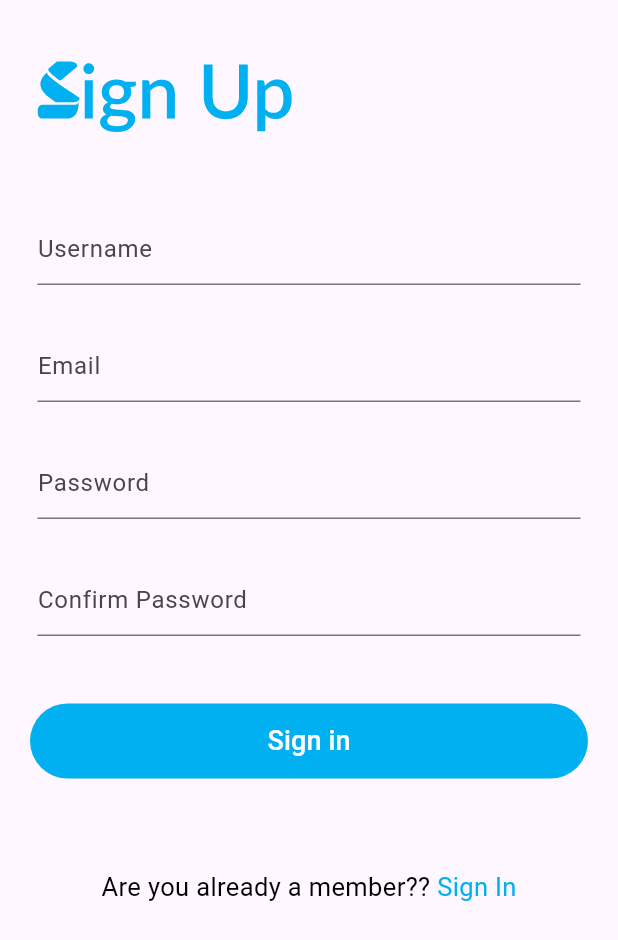
After one commit to bcr2001/motion, a Flutter app: the screen it shows after launch, after a tap on "Sign in", after a tap on "Register Here", on a phone screen of 412 x 824 dp. The commit adds this screen. Shown: the top 940 px of the screen. Run offline on Flutter 3.47's test engine with Material 2 defaults, Android fonts, the phone set to English and light mode, and no system bars; our stand-ins replace cloud_firestore, firebase_auth, firebase_core, flutter_svg, logger, shared_preferences; accounts and stored records are empty; network calls fail.

Commit message:
made the sign up UI and integrated the sign in UI with the backend allowing users to sign into the account

```diff
--- a/lib/main.dart
+++ b/lib/main.dart
@@ -1,18 +1,21 @@
+import 'package:firebase_core/firebase_core.dart';
 import 'package:flutter/material.dart';
+import 'package:motion/firebase_options.dart';
 import 'package:motion/motion_providers/theme_mode_provider.dart';
-import 'package:motion/motion_screens/settings_page.dart';
 import 'package:provider/provider.dart';
 import 'package:flutter_svg/flutter_svg.dart';
 import 'package:motion/motion_routes/home_route.dart';
 import 'motion_providers/zen_quotes_provider.dart';
 import 'motion_routes/motion_route.dart';
-import 'motion_screens/about_page.dart';
 import 'motion_themes/widget_bg_color.dart';
 import 'motion_themes/motion_text_styling.dart';
 import 'motion_routes/stats_route.dart';
+import 'motion_user/auth_page.dart';
 
 void main() async {
   WidgetsFlutterBinding.ensureInitialized();
+
+  await Firebase.initializeApp(options: DefaultFirebaseOptions.currentPlatform);
 
   // AppThemeModeProvider Instance
   final appThemeMode = AppThemeModeProvider();
@@ -25,7 +28,8 @@ void main() async {
   runApp(MultiProvider(
     providers: [
       ChangeNotifierProvider.value(value: appThemeMode),
-      ChangeNotifierProvider(create: (context)=>zenQuoteProvider)],
+      ChangeNotifierProvider(create: (context) => zenQuoteProvider)
+    ],
     child: const MainMotionApp(),
   ));
 }
@@ -43,6 +47,9 @@ class MainMotionApp extends StatelessWidget {
 
         // light mode theme data
         theme: ThemeData(
+          textTheme: TextTheme(
+            bodySmall: contentStyle()
+          ),
           appBarTheme: AppBarTheme(
             centerTitle: true,
             titleTextStyle: appTitleStyle,
@@ -70,7 +77,7 @@ class MainMotionApp extends StatelessWidget {
             ? ThemeMode.light
             : ThemeMode.dark,
 
-        home: const MainMotionHome(),
+        home: const AuthPage(),
       );
     });
   }
--- a/lib/motion_providers/theme_mode_provider.dart
+++ b/lib/motion_providers/theme_mode_provider.dart
@@ -1,9 +1,8 @@
 import 'package:flutter/material.dart';
+import 'package:motion/motion_reusable/reuseable.dart';
 import 'package:shared_preferences/shared_preferences.dart';
 import 'package:logger/logger.dart';
 
-// logger instance
-var logger = Logger();
 
 // app theme modes
 enum ThemeModeSettings { darkMode, lightMode }
--- a/lib/motion_screens/about_page.dart
+++ b/lib/motion_screens/about_page.dart
@@ -34,7 +34,7 @@ class AboutPage extends StatelessWidget {
                   padding: const EdgeInsets.only(top: 5, bottom: 5),
                   child: Text(
                     "Current App version 0.0.1.",
-                    style: contentStyle,
+                    style: contentStyle(),
                   ),
                 ),
                 // app description
@@ -43,7 +43,7 @@ class AboutPage extends StatelessWidget {
                   child: Text(
                     "Motion offers a user-friendly and effective solution for tracking and analyzing time, providing tools for seamless data collection, visual representation, and comprehensive reporting.",
                     textAlign: TextAlign.center,
-                    style: contentStyle,
+                    style: contentStyle(),
                   ),
                 ),
 
--- a/lib/motion_screens/settings_page.dart
+++ b/lib/motion_screens/settings_page.dart
@@ -18,7 +18,7 @@ class SettingsPage extends StatelessWidget {
       return ListTile(
         title: Text(
           "Theme",
-          style: contentStyle,
+          style: contentStyle(),
         ),
         subtitle: Text(themeValue.currentThemeModeName),
         trailing: Switch(
@@ -44,7 +44,7 @@ class SettingsPage extends StatelessWidget {
         onTap: settingsFunction,
         child: Text(
           settingsName,
-          style: contentStyle,
+          style: contentStyle(),
         ),
       ),
     );
--- a/lib/motion_themes/motion_text_styling.dart
+++ b/lib/motion_themes/motion_text_styling.dart
@@ -4,4 +4,13 @@ import 'package:flutter/material.dart';
 TextStyle appTitleStyle = const TextStyle(fontSize: 23, color: Color(0xFF00B0F0));
 
 // content text style
-TextStyle contentStyle = const TextStyle(fontSize: 17, fontWeight: FontWeight.w400);
+TextStyle contentStyle(
+    {double fontSize = 17,
+    FontWeight fontWeight = FontWeight.w400,
+    Color color = Colors.black}) {
+  return TextStyle(
+    fontSize: fontSize,
+    fontWeight: fontWeight,
+    color: color,
+  );
+}
--- a/lib/motion_themes/widget_bg_color.dart
+++ b/lib/motion_themes/widget_bg_color.dart
@@ -2,3 +2,6 @@ import 'package:flutter/material.dart';
 
 // dark theme widget background
 Color darkThemeWidgetBgColor = const Color(0xFF1A1D26);
+
+// main app theme color
+Color blueMainColor = const Color(0xFF00B0F0);
--- /dev/null
+++ b/lib/motion_user/appDirection.dart
@@ -0,0 +1,31 @@
+import 'package:flutter/material.dart';
+import 'package:motion/motion_user/sign_in_page.dart';
+import 'package:motion/motion_user/sign_up_page.dart';
+
+class AppDirection extends StatefulWidget {
+  const AppDirection({super.key});
+
+  @override
+  State<AppDirection> createState() => _AppDirectionState();
+}
+
+class _AppDirectionState extends State<AppDirection> {
+  // current screen
+  bool isSignInPage = true;
+
+  // toggle between sign in and sign up
+  void togglePages() {
+    setState(() {
+      isSignInPage = !isSignInPage;
+    });
+  }
+
+  @override
+  Widget build(BuildContext context) {
+    if (isSignInPage) {
+      return SignInPage(toSignUpPage: togglePages);
+    } else {
+      return SignUpPage(toSignInPage: togglePages);
+    }
+  }
+}
--- /dev/null
+++ b/lib/motion_user/auth_page.dart
@@ -0,0 +1,39 @@
+import 'package:firebase_auth/firebase_auth.dart';
+import 'package:flutter/material.dart';
+import 'package:motion/motion_routes/home_route.dart';
+import 'package:motion/motion_themes/widget_bg_color.dart';
+import 'appDirection.dart';
+
+class AuthPage extends StatelessWidget {
+  const AuthPage({super.key});
+
+  @override
+  Widget build(BuildContext context) {
+    return StreamBuilder(
+        stream: FirebaseAuth.instance.authStateChanges(),
+        builder: (context, snapshot) {
+          if (snapshot.connectionState == ConnectionState.waiting) {
+            return  Center(
+              child: CircularProgressIndicator(
+                color: blueMainColor,
+              ),
+            );
+          }
+
+          // error handling
+          else if (snapshot.hasError) {
+            return Text("error: ${snapshot.error}");
+          }
+
+          // user is signed in
+          else if (snapshot.hasData) {
+            return const MotionHomeRoute();
+          }
+
+          // user is not signed in
+          else {
+            return const AppDirection();
+          }
+        });
+  }
+}
--- /dev/null
+++ b/lib/motion_user/sign_in_page.dart
@@ -0,0 +1,197 @@
+import 'package:flutter/material.dart';
+import 'package:flutter_svg/flutter_svg.dart';
+import 'package:motion/motion_core/firebase_services.dart';
+import 'package:motion/motion_themes/motion_text_styling.dart';
+import 'package:motion/motion_themes/widget_bg_color.dart';
+
+// sign in screen when the user is signed out
+class SignInPage extends StatefulWidget {
+  final VoidCallback toSignUpPage;
+
+  const SignInPage({super.key, required this.toSignUpPage});
+
+  @override
+  State<SignInPage> createState() => _SignInPageState();
+}
+
+class _SignInPageState extends State<SignInPage> {
+  // form key
+  final _signInFormKey = GlobalKey<FormState>();
+
+  // text editing controllers
+  final TextEditingController _signInEmailController = TextEditingController();
+  final TextEditingController _signInPasswordController =
+      TextEditingController();
+
+  // dispose controller to free up resources
+  @override
+  void dispose() {
+    _signInEmailController.dispose();
+    _signInPasswordController.dispose();
+
+    super.dispose();
+  }
+
+  // sign in graphics
+  Widget _signInGraphics() {
+    return Align(
+      alignment: Alignment.topRight,
+      child:
+          SvgPicture.asset("assets/images/motion_icons/sign_in_graphics.svg"),
+    );
+  }
+
+  //welcome svg
+  Widget welcomeToMotion() {
+    return Padding(
+      padding: const EdgeInsets.symmetric(horizontal: 25),
+      child: Align(
+          alignment: Alignment.topLeft,
+          child:
+              SvgPicture.asset("assets/images/motion_icons/welcome_back.svg")),
+    );
+  }
+
+  // sign in button
+  Widget _signInButton({required VoidCallback onPressed}) {
+    return Padding(
+      padding: const EdgeInsets.symmetric(horizontal: 20, vertical: 30),
+      child: ElevatedButton(
+          style: ElevatedButton.styleFrom(
+            elevation: 0,
+            backgroundColor: blueMainColor,
+          ),
+          onPressed: onPressed,
+          child: SizedBox(
+            height: 50,
+            width: double.infinity,
+            child: Center(
+                child: Text(
+              "Sign in",
+              style: contentStyle(
+                  color: Colors.white,
+                  fontWeight: FontWeight.w500,
+                  fontSize: 18),
+            )),
+          )),
+    );
+  }
+
+  // multiple devices svg
+  Widget mulitpleDevicesSvg() {
+    return Center(
+      child: Column(
+        children: [
+          SvgPicture.asset("assets/images/motion_icons/devices.svg"),
+          Text(
+            "*motion on other devices coming soon!!",
+            style: contentStyle(fontSize: 11, color: Colors.black),
+          )
+        ],
+      ),
+    );
+  }
+
+  // sign-up option
+  Widget _bottomSignUpOption() {
+    return Padding(
+      padding: const EdgeInsets.symmetric(vertical: 30),
+      child: Row(
+        mainAxisAlignment: MainAxisAlignment.center,
+        children: [
+          Text(
+            "Are you not a member?",
+            style: contentStyle(),
+          ),
+          GestureDetector(
+            onTap: widget.toSignUpPage,
+            child: Text(
+              " Register Here",
+              style: contentStyle(color: blueMainColor),
+            ),
+          )
+        ],
+      ),
+    );
+  }
+
+  @override
+  Widget build(BuildContext context) {
+    return Scaffold(
+      body: SafeArea(
+        child: Form(
+          key: _signInFormKey,
+          child: SingleChildScrollView(
+            // Add this to handle overflow in case the keyboard covers the fields
+            child: Column(
+              children: [
+                // Graphics SVG,
+                _signInGraphics(),
+
+                // Welcome to motion SVG,
+                welcomeToMotion(),
+
+                // Email and password TextField,
+                // email text field
+                Padding(
+                  padding:
+                      const EdgeInsets.symmetric(horizontal: 25, vertical: 30),
+                  child: TextFormField(
+                    controller: _signInEmailController,
+                    decoration: const InputDecoration(hintText: "Email"),
+                    keyboardType: TextInputType.emailAddress,
+                    validator: (value) {
+                      if (value == null || value.isEmpty) {
+                        return "please enter an email";
+                      } else {
+                        // Regular expression for email validation
+                        String pattern =
+                            r'^[\w-]+(\.[\w-]+)*@([\w-]+\.)+[a-zA-Z]{2,7}$';
+                        RegExp regExp = RegExp(pattern);
+                        if (!regExp.hasMatch(value)) {
+                          return 'Enter a valid email';
+                        }
+                      }
+                      return null;
+                    },
+                  ),
+                ),
+
+                // password text field
+                Padding(
+                  padding: const EdgeInsets.symmetric(horizontal: 25),
+                  child: TextFormField(
+                    controller: _signInPasswordController,
+                    decoration: const InputDecoration(hintText: "Password"),
+                    obscureText: true,
+                    validator: (value) {
+                      if (value == null || value.isEmpty) {
+                        return "please enter a password";
+                      } else if (value.length < 6) {
+                        return "password must be more than 6 characters long";
+                      }
+                      return null;
+                    },
+                  ),
+                ),
+
+                // Sign In Button,
+                _signInButton(onPressed: () {
+                  if(_signInFormKey.currentState!.validate()){
+                    AuthServices.signInUser(context, userEmail: _signInEmailController.text.trim(), userPassword: _signInPasswordController.text.trim());
+                  }
+                }),
+
+                // Devices svg,
+                mulitpleDevicesSvg(),
+
+                // Sign Up Option
+                _bottomSignUpOption(),
+              ],
+            ),
+          ),
+        ),
+      ),
+    );
+  }
+}
--- /dev/null
+++ b/lib/motion_user/sign_up_page.dart
@@ -0,0 +1,172 @@
+import 'package:flutter/material.dart';
+import 'package:flutter_svg/flutter_svg.dart';
+import 'package:motion/motion_themes/motion_text_styling.dart';
+import 'package:motion/motion_themes/widget_bg_color.dart';
+
+// sign up page when I new user wants to sign up
+class SignUpPage extends StatefulWidget {
+  final VoidCallback toSignInPage;
+
+  const SignUpPage({super.key, required this.toSignInPage});
+
+  @override
+  State<SignUpPage> createState() => _SignUpPageState();
+}
+
+class _SignUpPageState extends State<SignUpPage> {
+  // form key
+  final _signUpFormKey = GlobalKey<FormState>();
+
+
+  // text editing controllers
+  final TextEditingController _userNameController = TextEditingController();
+  final TextEditingController _signUpEmailController = TextEditingController();
+  final TextEditingController _signUpPasswordController =
+      TextEditingController();
+  final TextEditingController _signUpConfirmPasswordController =
+      TextEditingController();
+
+
+  // dispose controller to free up resources
+  @override
+  void dispose() {
+    _userNameController.dispose();
+    _signUpEmailController.dispose();
+    _signUpPasswordController.dispose();
+    _signUpConfirmPasswordController.dispose();
+
+    super.dispose();
+  }
+
+
+  // sign up graphics
+  Widget _signUpGraphics() {
+    return Padding(
+      padding: const EdgeInsets.symmetric(vertical: 30, horizontal: 25),
+      child: Align(
+        alignment: Alignment.topLeft,
+        child:
+            SvgPicture.asset("assets/images/motion_icons/sign_up_graphics.svg"),
+      ),
+    );
+  }
+
+
+  // sign up button
+  Widget _signUpButton({required VoidCallback onPressed}) {
+    return Padding(
+      padding: const EdgeInsets.symmetric(horizontal: 20, vertical: 30),
+      child: ElevatedButton(
+          style: ElevatedButton.styleFrom(
+            elevation: 0,
+            backgroundColor: blueMainColor,
+          ),
+          onPressed: onPressed,
+          child: SizedBox(
+            height: 50,
+            width: double.infinity,
+            child: Center(
+                child: Text(
+              "Sign in",
+              style: contentStyle(
+                  color: Colors.white,
+                  fontWeight: FontWeight.w500,
+                  fontSize: 18),
+            )),
+          )),
+    );
+  }
+
+
+  // sign-in option
+  Widget _bottomSignInOption() {
+    return Padding(
+      padding: const EdgeInsets.symmetric(vertical: 30),
+      child: Row(
+        mainAxisAlignment: MainAxisAlignment.center,
+        children: [
+          Text(
+            "Are you already a member??",
+            style: contentStyle(),
+          ),
+          GestureDetector(
+            onTap: widget.toSignInPage,
+            child: Text(
+              " Sign In",
+              style: contentStyle(color: blueMainColor),
+            ),
+          )
+        ],
+      ),
+    );
+  }
+
+  @override
+  Widget build(BuildContext context) {
+    return Scaffold(
+      body: SafeArea(
+        child: Form(
+          key: _signUpFormKey,
+          child: SingleChildScrollView(
+            // handle overflow in case the keyboard covers the fields
+            child: Column(
+              children: [
+                // Graphics SVG,
+                _signUpGraphics(),
+
+
+                // TextFields
+
+                  // user name text field
+                Padding(
+                  padding:
+                      const EdgeInsets.symmetric(horizontal: 25, vertical: 15),
+                  child: TextFormField(
+                    controller: _userNameController,
+                    decoration:const InputDecoration(hintText: "Username"),
+                  ),
+                ),
+
+                  // email text field
+                Padding(
+                  padding:
+                      const EdgeInsets.symmetric(horizontal: 25, vertical: 15),
+                  child: TextFormField(
+                    controller: _signUpEmailController,
+                    decoration: const InputDecoration(hintText: "Email"),
+                  ),
+                ),
+
+                // password text field
+                Padding(
+                  padding: const EdgeInsets.symmetric(horizontal: 25, vertical: 15),
+                  child: TextFormField(
+                    controller: _signUpPasswordController,
+                    decoration: const InputDecoration(hintText: "Password"),
+                  ),
+                ),
+
+                // confirm password text field
+                Padding(
+                  padding: const EdgeInsets.symmetric(horizontal: 25, vertical: 15),
+                  child: TextFormField(
+                    controller: _signUpConfirmPasswordController,
+                    decoration: const InputDecoration(hintText: "Confirm Password"),
+                  ),
+                ),
+
+
+                // Sign In Button,
+                _signUpButton(onPressed: () {}),
+
+
+                // Sign Up Option
+                _bottomSignInOption(),
+              ],
+            ),
+          ),
+        ),
+      ),
+    );
+  }
+}
--- a/pubspec.yaml
+++ b/pubspec.yaml
@@ -44,6 +44,9 @@ dependencies:
   # The following adds the Cupertino Icons font to your application.
   # Use with the CupertinoIcons class for iOS style icons.
   cupertino_icons: ^1.0.2
+  firebase_auth: ^4.7.0
+  firebase_core: ^2.15.0
+  cloud_firestore: ^4.8.3
 
 dev_dependencies:
   flutter_test:
```
Also changed, not shown: lib/motion_core/firebase_services.dart (added, +84 -0 lines), lib/motion_reusable/reuseable.dart (+19 -1 lines), lib/motion_routes/home_route.dart (+7 -5 lines), lib/motion_routes/route_action.dart (+19 -15 lines), assets/images/motion_icons/devices.svg (added), assets/images/motion_icons/sign_in_graphics.svg (added), assets/images/motion_icons/sign_up_graphics.svg (added), assets/images/motion_icons/welcome_back.svg (added), lib/firebase_options.dart (added), pubspec.lock, 8 other files.
